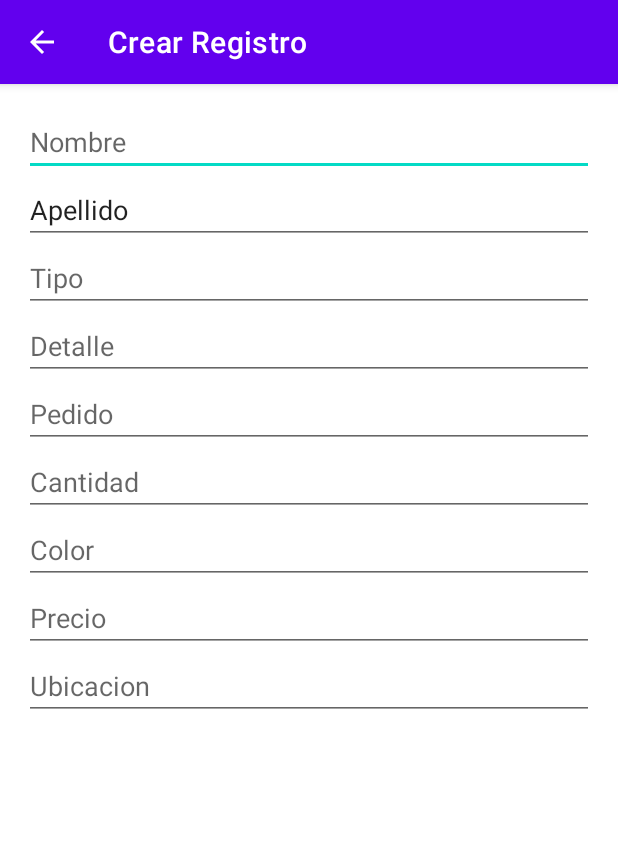
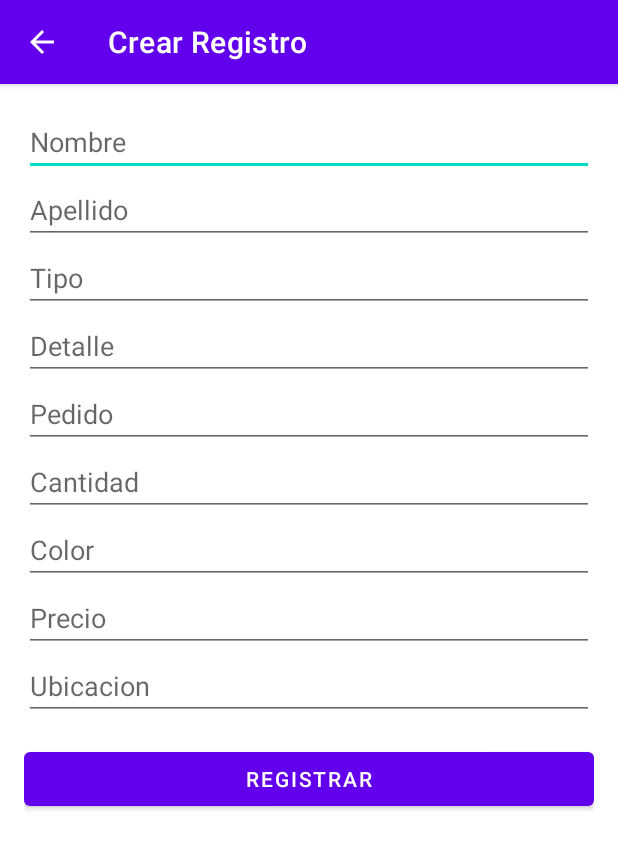
Before and after one commit to tasajos/loginfirebase, an Android app: the InsertarRegistro screen opened directly, with no data from a screen before it, on a phone screen of 412 x 824 dp. Shown: the top 849 px of the screen. Run offline under Robolectric (Android 15) with nearby library versions, the phone set to English and light mode, and no system bars; our stand-ins replace Firebase (no records; nobody signed in at launch, a user with empty details on screens opened directly).

Commit message:
insert db

```diff
--- a/app/build.gradle
+++ b/app/build.gradle
@@ -36,6 +36,7 @@ dependencies {
     implementation 'androidx.constraintlayout:constraintlayout:2.1.4'
     implementation platform('com.google.firebase:firebase-bom:31.3.0')
     implementation 'com.google.firebase:firebase-analytics'
+    implementation 'com.google.firebase:firebase-firestore:24.4.5'
     testImplementation 'junit:junit:4.13.2'
     androidTestImplementation 'androidx.test.ext:junit:1.1.5'
     androidTestImplementation 'androidx.test.espresso:espresso-core:3.5.1'
--- a/app/src/main/java/com/example/mtp11/InsertarRegistro.java
+++ b/app/src/main/java/com/example/mtp11/InsertarRegistro.java
@@ -1,19 +1,105 @@
 package com.example.mtp11;
 
+import androidx.annotation.NonNull;
 import androidx.appcompat.app.AppCompatActivity;
 
 import android.os.Bundle;
+import android.view.View;
+import android.widget.Button;
+import android.widget.EditText;
+import android.widget.Toast;
+
+import com.google.android.gms.tasks.OnFailureListener;
+import com.google.android.gms.tasks.OnSuccessListener;
+import com.google.firebase.firestore.DocumentReference;
+import com.google.firebase.firestore.FirebaseFirestore;
+
+import java.util.HashMap;
+import java.util.Map;
 
 public class InsertarRegistro extends AppCompatActivity {
 
+    Button btn_registrar;
+    EditText nombre,apellido,tipo,detalle,pedido,cantidad,color,precio,ubicacion;
+
+    private FirebaseFirestore mfirestore;
     @Override
     protected void onCreate(Bundle savedInstanceState) {
         super.onCreate(savedInstanceState);
         setContentView(R.layout.activity_insertar_registro);
 
         this.setTitle("Crear Registro");
-getSupportActionBar().setDisplayHomeAsUpEnabled(true);
+        getSupportActionBar().setDisplayHomeAsUpEnabled(true);
+        mfirestore = FirebaseFirestore.getInstance();
+        nombre = findViewById(R.id.nombre);
+        apellido = findViewById(R.id.apellido);
+        tipo = findViewById(R.id.tipo);
+        detalle = findViewById(R.id.detalle);
+        pedido = findViewById(R.id.pedido);
+        cantidad = findViewById(R.id.cantidad);
+        color = findViewById(R.id.color);
+        precio = findViewById(R.id.precio);
+        ubicacion = findViewById(R.id.ubicacion);
+        btn_registrar = findViewById(R.id.btn_registrar);
+
+        btn_registrar.setOnClickListener(new View.OnClickListener() {
+            @Override
+            public void onClick(View view) {
+                String name = nombre.getText().toString().trim();
+                String lastname = apellido.getText().toString().trim();
+                String type = tipo.getText().toString().trim();
+                String detail = detalle.getText().toString().trim();
+                String order = pedido.getText().toString().trim();
+                String quantity = cantidad.getText().toString().trim();
+                String tecolor = color.getText().toString().trim();
+                String teprecio = precio.getText().toString().trim();
+                String ubication = ubicacion.getText().toString().trim();
+
+                if (name.isEmpty() && lastname.isEmpty() && type.isEmpty() && detail.isEmpty() && order.isEmpty() &&
+                        quantity.isEmpty() && tecolor.isEmpty() && teprecio.isEmpty() && ubication.isEmpty()) {
+
+                    Toast.makeText(getApplicationContext(), "Ingresar los datos", Toast.LENGTH_SHORT).show();
+                }else {
+                    Postmtp (name,lastname,type,detail,order,quantity,tecolor,teprecio,ubication);
+                }
+
+                }
+
+
+            });
+        }
+
+    private void Postmtp(String name, String lastname, String type, String detail, String order, String quantity, String tecolor, String teprecio, String ubication) {
+
+        Map<String, Object> map = new HashMap<>();
+        map.put ("nombre",name);
+        map.put ("apellido",lastname);
+        map.put ("tipo",type);
+        map.put ("detalle",detail);
+        map.put ("pedido",order);
+        map.put ("cantidad",quantity);
+        map.put ("color",tecolor);
+        map.put ("precio",teprecio);
+        map.put ("ubicacion",ubication);
+
+
+        mfirestore.collection("mtpdb").add(map).addOnSuccessListener(new OnSuccessListener<DocumentReference>() {
+            @Override
+            public void onSuccess(DocumentReference documentReference) {
+                Toast.makeText(getApplicationContext(), "Registro Existoso", Toast.LENGTH_SHORT).show();
+                finish();
+            }
+        }).addOnFailureListener(new OnFailureListener() {
+            @Override
+            public void onFailure(@NonNull Exception e) {
+                Toast.makeText(getApplicationContext(), "Error al Ingresar", Toast.LENGTH_SHORT).show();
+            }
+        });
+
     }
+
+
+
 
     @Override
     public boolean onSupportNavigateUp() {
--- a/app/src/main/res/layout/activity_insertar_registro.xml
+++ b/app/src/main/res/layout/activity_insertar_registro.xml
@@ -34,8 +34,7 @@
             android:layout_height="wrap_content"
             android:ems="10"
             android:hint="Apellido"
-            android:inputType="textPersonName"
-            android:text="Apellido" />
+            android:inputType="textPersonName" />
 
         <EditText
             android:id="@+id/tipo"
@@ -92,5 +91,15 @@
             android:ems="10"
             android:hint="Ubicacion"
             android:inputType="textPersonName" />
+
+        <Space
+            android:layout_width="match_parent"
+            android:layout_height="15dp" />
+
+        <Button
+            android:id="@+id/btn_registrar"
+            android:layout_width="match_parent"
+            android:layout_height="wrap_content"
+            android:text="Registrar" />
     </LinearLayout>
 </androidx.constraintlayout.widget.ConstraintLayout>
```
